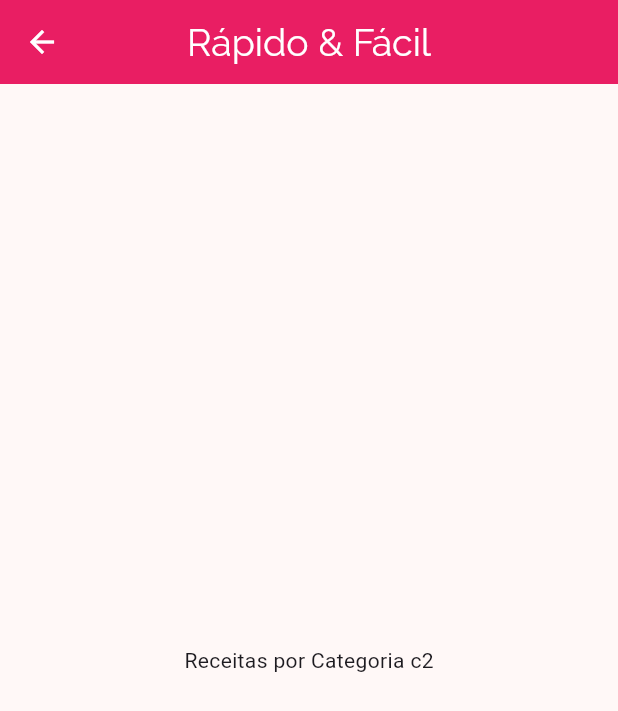
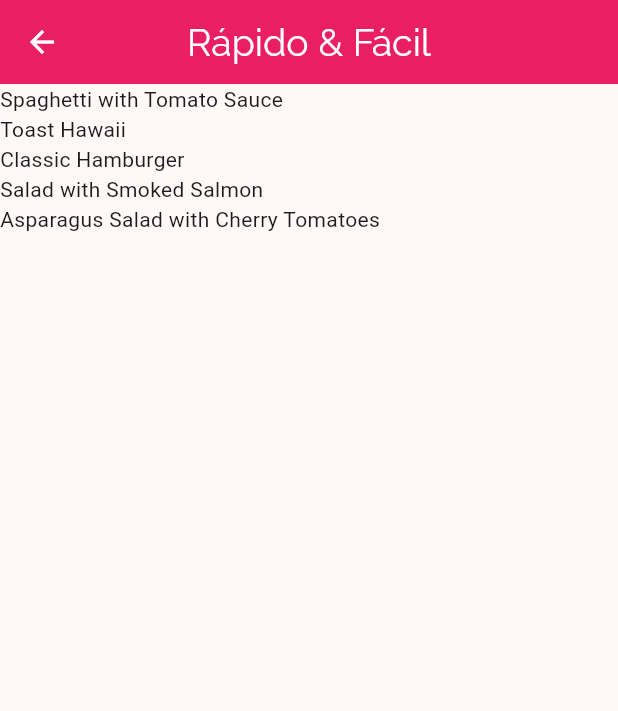
Before and after one commit to cleitonaraujo89/meals, a Flutter app: the screen it shows after launch, after a tap on "Rápido & Fácil", on a phone screen of 412 x 824 dp. Shown: the top 711 px of the screen. Run offline on Flutter 3.47's test engine with Material 3 defaults, Android fonts, the phone set to English and light mode, and no system bars.

Commit message:
adição do listView com as refeições de mesma categoria

```diff
--- a/lib/data/dummy_data.dart
+++ b/lib/data/dummy_data.dart
@@ -3,7 +3,8 @@ import 'package:flutter/material.dart';
 import '../models/category.dart';
 import '../models/meal.dart';
 
-const DUMMY_CATEGORIES = const [
+// ignore: constant_identifier_names
+const DUMMY_CATEGORIES = [
   Category(
     id: 'c1',
     title: 'Italiano',
@@ -56,7 +57,8 @@ const DUMMY_CATEGORIES = const [
   ),
 ];
 
-const DUMMY_MEALS = const [
+// ignore: constant_identifier_names
+const DUMMY_MEALS = [
   Meal(
     id: 'm1',
     categories: ['c1', 'c2'],
--- a/lib/models/meal.dart
+++ b/lib/models/meal.dart
@@ -1,3 +1,5 @@
+// ignore_for_file: constant_identifier_names
+
 enum Complexity {
   Simple,
   Medium,
--- a/lib/screens/categories_meals_screen.dart
+++ b/lib/screens/categories_meals_screen.dart
@@ -1,8 +1,10 @@
+// ignore_for_file: use_key_in_widget_constructors
+
 import 'package:flutter/material.dart';
 import 'package:meals/models/category.dart';
+import '../data/dummy_data.dart';
 
 class CategoriesMealsScreen extends StatelessWidget {
-
   //usados para navegação via construtor
   //final Category category;
   //const CategoriesMealsScreen(this.category);
@@ -10,15 +12,23 @@ class CategoriesMealsScreen extends StatelessWidget {
   @override
   Widget build(BuildContext context) {
     //navegação via rota - pegando a categoria que é passada como argumento
-    final Category category = ModalRoute.of(context)?.settings.arguments as Category;
+    final Category category =
+        ModalRoute.of(context)?.settings.arguments as Category;
+
+    //categogyMeals recebe uma lista tom todos os itens com mesmo id da categoria atual
+    final List categogyMeals = DUMMY_MEALS.where((meal) {
+      return meal.categories.contains(category.id);
+    }).toList();
 
     return Scaffold(
       appBar: AppBar(
         title: Text(category.title),
       ),
-      body: Center(
-        child: Text('Receitas por Categoria ${category.id}'),
-      ),
+      body: ListView.builder(
+          itemCount: categogyMeals.length,
+          itemBuilder: (ctx, index) {
+            return Text(categogyMeals[index].title);
+          }),
     );
   }
 }
--- a/lib/utils/app_routes.dart
+++ b/lib/utils/app_routes.dart
@@ -1,3 +1,5 @@
+// ignore_for_file: constant_identifier_names
+
 class AppRoutes {
   static const HOME = '/';
   static const CATEGORIES_MEALS = '/categories-meals';
```
